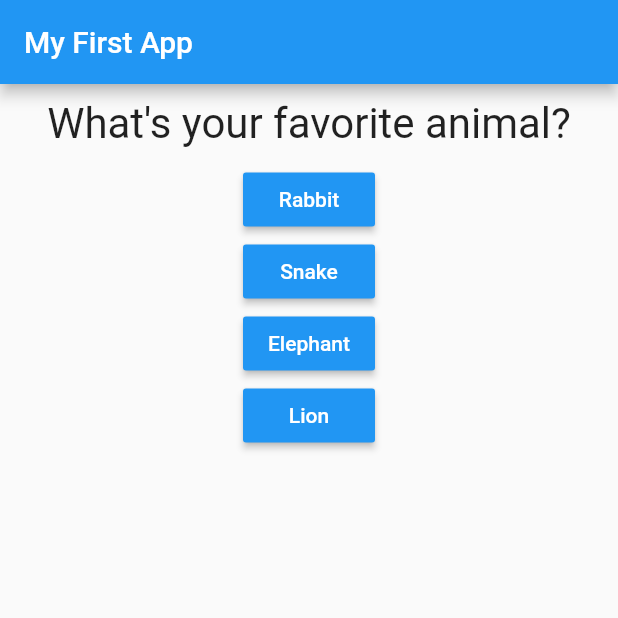
After one commit to amirhere/flutter-quiz-app, a Flutter app: the screen it shows after launch, after a tap on "Black", on a phone screen of 412 x 824 dp, the top half of it. The commit adds this screen. Run offline on Flutter 3.47's test engine with Material 2 defaults, Android fonts, the phone set to English and light mode, and no system bars.

Commit message:
completed quiz

```diff
--- a/lib/main.dart
+++ b/lib/main.dart
@@ -1,81 +1,99 @@
 import 'package:flutter/material.dart';
-import './question.dart';
-import './answer.dart';
 
-void main() {
-  runApp(MyApp());
-}
+import './quiz.dart';
+import './result.dart';
+// void main() {
+//   runApp(MyApp());
+// }
 
+void main() => runApp(MyApp());
 
 class MyApp extends StatefulWidget {
   @override
   State<StatefulWidget> createState() {
-    return MyAppState();
+    // TODO: implement createState
+    return _MyAppState();
   }
 }
 
+class _MyAppState extends State<MyApp> {
+  final _questions = const [
+    {
+      'questionText': 'What\'s your favorite color?',
+      'answers': [
+        {'text': 'Black', 'score': 10},
+        {'text': 'Red', 'score': 5},
+        {'text': 'Green', 'score': 3},
+        {'text': 'White', 'score': 1},
+      ],
+    },
+    {
+      'questionText': 'What\'s your favorite animal?',
+      'answers': [
+        {'text': 'Rabbit', 'score': 3},
+        {'text': 'Snake', 'score': 11},
+        {'text': 'Elephant', 'score': 5},
+        {'text': 'Lion', 'score': 9},
+      ],
+    },
+    {
+      'questionText': 'Who\'s your favorite instructor?',
+      'answers': [
+        {'text': 'Max', 'score': 1},
+        {'text': 'Max', 'score': 1},
+        {'text': 'Max', 'score': 1},
+        {'text': 'Max', 'score': 1},
+      ],
+    },
+  ];
+  var _questionIndex = 0;
+  var _totalScore = 0;
 
-class MyAppState extends State<MyApp> {
+  void _resetQuiz() {
+    setState(() {
+      _questionIndex = 0;
+      _totalScore = 0;
+    });
+  }
 
+  void _answerQuestion(int score) {
+    // var aBool = true;
+    // aBool = false;
 
+    _totalScore += score;
+
+    setState(() {
+      _questionIndex = _questionIndex + 1;
+    });
+    print(_questionIndex);
+    if (_questionIndex < _questions.length) {
+      print('We have more questions!');
+    } else {
+      print('No more questions!');
+    }
+  }
 
   @override
   Widget build(BuildContext context) {
-
-    var questions = [{
-      'questionText': 'What\'s your favorite color?',
-      'answers':['Black', 'Red', 'Green', 'White'],
-    },
-      {
-        'questionText': 'What\'s your favorite animal?',
-        'answers':['Lion', 'Tiger', 'Cheetah', 'Puma'],
-      },
-      {
-        'questionText': 'What\'s your favorite Instructor?',
-        'answers':['amir', 'Usman', 'Ehsum', 'ahsan'],
-      },
-
-    ];
-
-
-    var questionIndex = 0;
-
-    void answerQuestion() {
-
-
-      if(questionIndex < questions.length){
-        print("we have more questions");
-
-      }
-
-      setState(() {
-        questionIndex = questionIndex+1;
-      });
-
-      print(questionIndex);
-
-    }
-
-
+    // var dummy = const ['Hello'];
+    // dummy.add('Max');
+    // print(dummy);
+    // dummy = [];
+    // questions = []; // does not work if questions is a const
 
     return MaterialApp(
       home: Scaffold(
         appBar: AppBar(
           title: Text('My First App'),
         ),
-      body: Column(
-          children: [
-            Question(
-                questions[questionIndex]['questionText'],
-            ),
-
-        ...(questions[questionIndex]['answers'] as List<String>).map((answer){
-
-              return Answer(answerQuestion,answer);
-
-            }).toList()
-          ]
-      ),
+        body: _questionIndex < _questions.length
+            ? Quiz(
+                answerQuestion: _answerQuestion,
+                questionIndex: _questionIndex,
+                questions: _questions,
+              )
+            : Result(_totalScore, _resetQuiz),
       ),
     );
-}}
+  }
+}
--- a/lib/question.dart
+++ b/lib/question.dart
@@ -1,18 +1,12 @@
 import 'package:flutter/material.dart';
 
 class Question extends StatelessWidget {
-  String questionText;
+  final String questionText;
 
-  Question(String questionText) {
-    this.questionText = questionText;
-  }
+  Question(this.questionText);
 
   @override
   Widget build(BuildContext context) {
-
-
-
-
     return Container(
       width: double.infinity,
       margin: EdgeInsets.all(10),
--- /dev/null
+++ b/lib/quiz.dart
@@ -0,0 +1,30 @@
+import 'package:flutter/material.dart';
+
+import './question.dart';
+import './answer.dart';
+
+class Quiz extends StatelessWidget {
+  final List<Map<String, Object>> questions;
+  final int questionIndex;
+  final Function answerQuestion;
+
+  Quiz({
+    @required this.questions,
+    @required this.answerQuestion,
+    @required this.questionIndex,
+  });
+
+  @override
+  Widget build(BuildContext context) {
+    return Column(
+      children: [
+        Question(
+          questions[questionIndex]['questionText'],
+        ),
+        ...(questions[questionIndex]['answers'] as List<Map<String, Object>>).map((answer) {
+          return Answer(() => answerQuestion(answer['score']), answer['text']);
+        }).toList()
+      ],
+    );
+  }
+}
```
Also changed, not shown: lib/result.dart (added, +44 -0 lines). Lines whose indentation alone changed are shown as unchanged.
